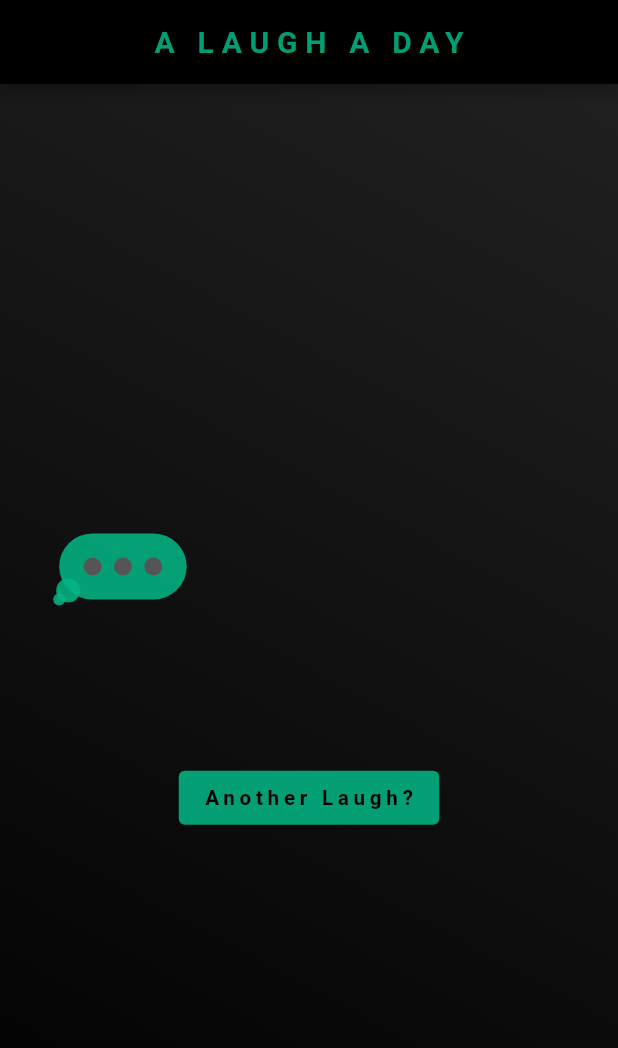
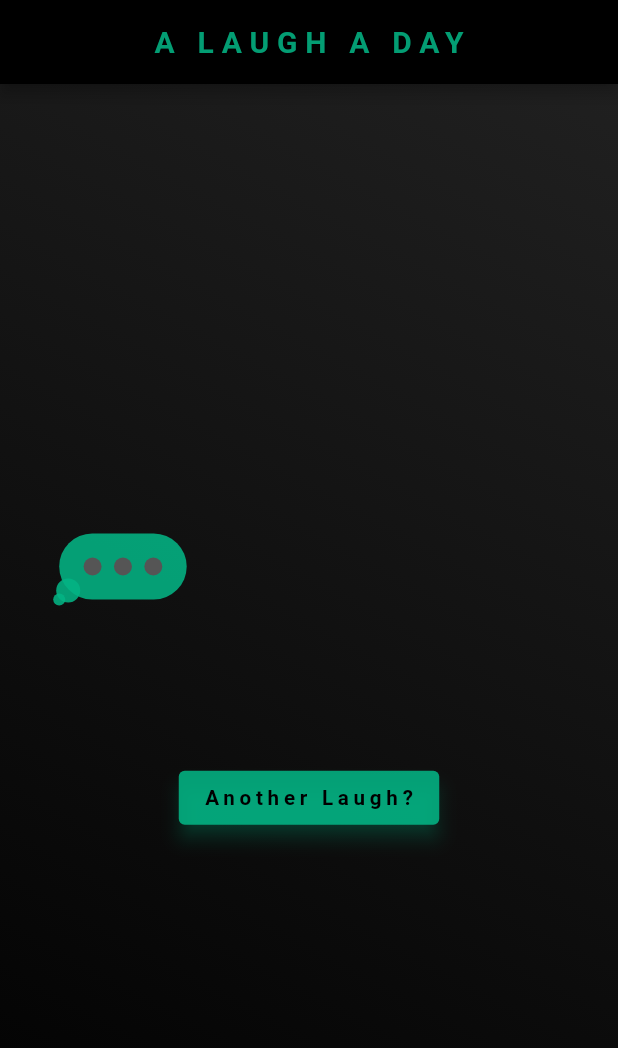
Before and after one commit to reichg/a_laugh_a_day, a Flutter app: the screen it shows after launch, on a phone screen of 412 x 824 dp. Shown: the top 1048 px of the screen. Run offline on Flutter 3.47's test engine with Material 2 defaults, Android fonts, the phone set to English and light mode, and no system bars; network calls fail; Roboto replaces fonts that are missing (Aleo-Regular).

Commit message:
dark mode adjustments to the shadows

```diff
--- a/lib/home_page.dart
+++ b/lib/home_page.dart
@@ -73,12 +73,12 @@ class _JokeGeneratorHomeState extends State<JokeGeneratorHome> {
                     ? Container(
                         decoration: const BoxDecoration(
                             color: Constants.PRIMARY_AQUA,
-                            borderRadius: BorderRadius.all(Radius.circular(5)),
+                            borderRadius: BorderRadius.all(Radius.circular(10)),
                             boxShadow: [
                               CustomBoxShadow(
-                                  color: Color.fromARGB(255, 58, 58, 58),
-                                  offset: Offset(0.5, 0.5),
-                                  blurRadius: 5.0,
+                                  color: Constants.PRIMARY_AQUA,
+                                  offset: Offset(1.2, 1.2),
+                                  blurRadius: 5,
                                   blurStyle: BlurStyle.outer)
                             ]),
                         child: DadMessageBoxWidget(
@@ -102,9 +102,14 @@ class _JokeGeneratorHomeState extends State<JokeGeneratorHome> {
                   children: [
                     ElevatedButton(
                       style: ButtonStyle(
-                          backgroundColor: MaterialStateColor.resolveWith(
-                        (states) => Constants.PRIMARY_AQUA,
-                      )),
+                        backgroundColor: MaterialStateColor.resolveWith(
+                          (states) => Constants.PRIMARY_AQUA,
+                        ),
+                        elevation:
+                            MaterialStateProperty.resolveWith((states) => 5),
+                        shadowColor: MaterialStateProperty.resolveWith(
+                            (states) => Constants.PRIMARY_AQUA),
+                      ),
                       onPressed: () {
                         setState(() {
                           _typingDelayComplete = false;
--- a/lib/widgets/dad_message_box_widget.dart
+++ b/lib/widgets/dad_message_box_widget.dart
@@ -50,7 +50,7 @@ class _DadMessageBoxWidgetState extends State<DadMessageBoxWidget> {
                     vertical: height / 35, horizontal: width / 25),
                 child: Container(
                   decoration: BoxDecoration(
-                    borderRadius: BorderRadius.circular(5),
+                    borderRadius: BorderRadius.circular(10),
                     boxShadow: const [
                       CustomBoxShadow(
                           color: Constants.PRIMARY_BLACK,
```
